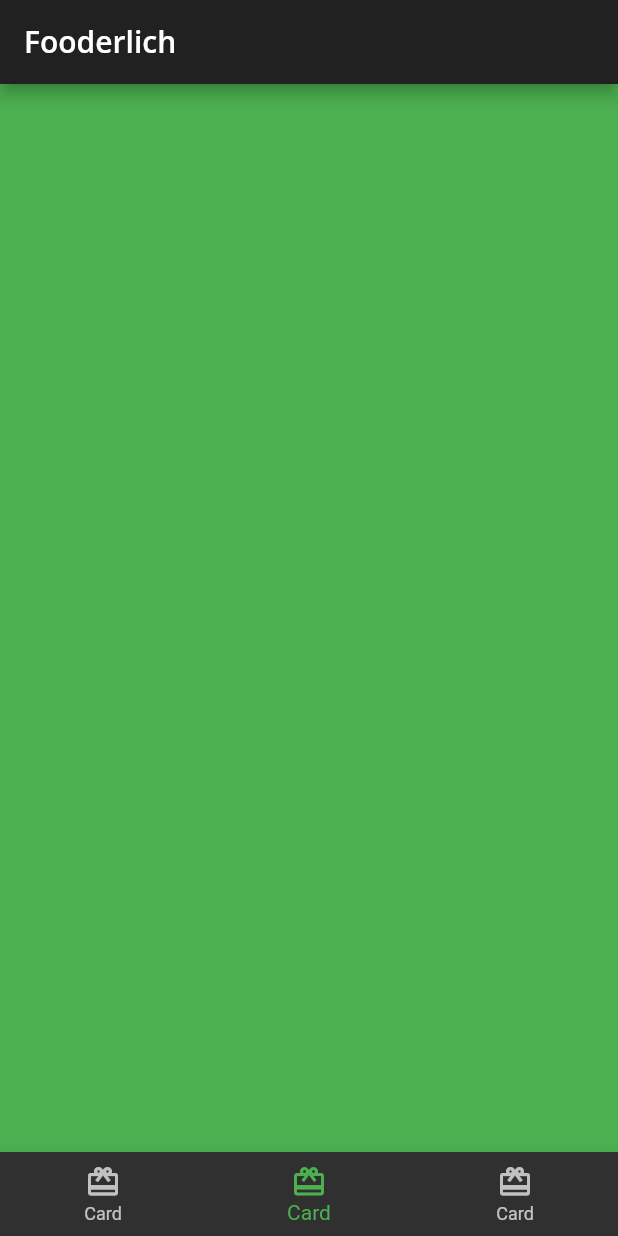
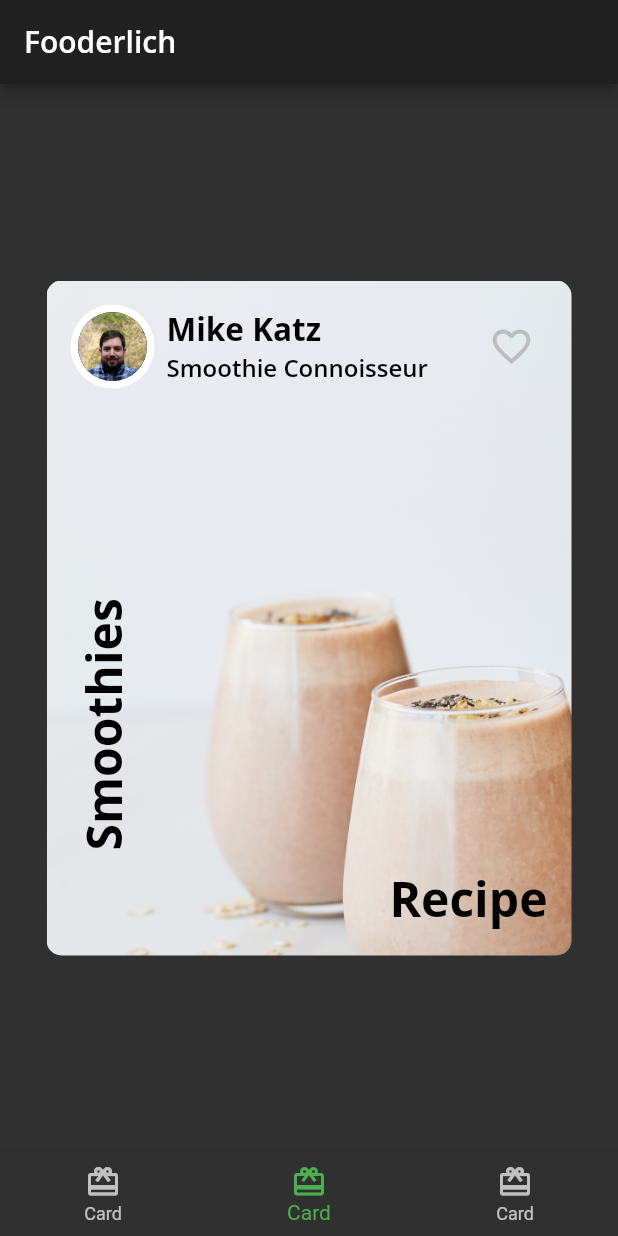
Before and after one commit to morikann/flutter-apprentice-II, a Flutter app: the screen it shows after launch, item 2 of the bottom bar chosen, on a phone screen of 412 x 824 dp. Run offline on Flutter 3.47's test engine with Material 2 defaults, Android fonts, the phone set to English and light mode, and no system bars; our stand-ins replace google_fonts.

Commit message:
Creating Card2

```diff
--- /dev/null
+++ b/lib/author_card.dart
@@ -0,0 +1,59 @@
+import 'package:flutter/material.dart';
+import 'fooderlich_theme.dart';
+import 'circle_image.dart';
+
+class AuthorCard extends StatelessWidget {
+  final String authorName;
+  final String title;
+  final ImageProvider? imageProvider;
+
+  const AuthorCard({
+    Key? key,
+    required this.authorName,
+    required this.title,
+    this.imageProvider,
+  }) : super(key: key);
+
+  @override
+  Widget build(BuildContext context) {
+    return Container(
+      padding: const EdgeInsets.all(16),
+      child: Row(
+        mainAxisAlignment: MainAxisAlignment.spaceBetween,
+        children: [
+          Row(
+            children: [
+              CircleImage(
+                imageProvider: imageProvider,
+                imageRadius: 28,
+              ),
+              const SizedBox(width: 8),
+              Column(
+                crossAxisAlignment: CrossAxisAlignment.start,
+                children: [
+                  Text(
+                    authorName,
+                    style: FooderlichTheme.lightTextTheme.headline2,
+                  ),
+                  Text(
+                    title,
+                    style: FooderlichTheme.lightTextTheme.headline3,
+                  ),
+                ],
+              ),
+            ],
+          ),
+          IconButton(
+            icon: const Icon(Icons.favorite_border),
+            iconSize: 30,
+            color: Colors.grey[400],
+            onPressed: () {
+              const snackBar = SnackBar(content: Text('Favorite Pressed'));
+              ScaffoldMessenger.of(context).showSnackBar(snackBar);
+            },
+          ),
+        ],
+      ),
+    );
+  }
+}
--- /dev/null
+++ b/lib/card2.dart
@@ -0,0 +1,62 @@
+import 'package:flutter/material.dart';
+import 'author_card.dart';
+import 'fooderlich_theme.dart';
+
+class Card2 extends StatelessWidget {
+  const Card2({Key? key}) : super(key: key);
+
+  @override
+  Widget build(BuildContext context) {
+    return Center(
+      child: Container(
+        constraints: const BoxConstraints.expand(
+          width: 350,
+          height: 450,
+        ),
+        decoration: const BoxDecoration(
+          image: DecorationImage(
+            image: AssetImage('assets/mag5.png'),
+            fit: BoxFit.cover,
+          ),
+          borderRadius: BorderRadius.all(
+            Radius.circular(10.0),
+          ),
+        ),
+        child: Column(
+          children: [
+            const AuthorCard(
+              authorName: 'Mike Katz',
+              title: 'Smoothie Connoisseur',
+              imageProvider: AssetImage('assets/author_katz.jpeg'),
+            ),
+            Expanded(
+              child: Stack(
+                children: [
+                  Positioned(
+                    bottom: 16,
+                    right: 16,
+                    child: Text(
+                      'Recipe',
+                      style: FooderlichTheme.lightTextTheme.headline1,
+                    ),
+                  ),
+                  Positioned(
+                    bottom: 70,
+                    left: 16,
+                    child: RotatedBox(
+                      quarterTurns: 3,
+                      child: Text(
+                        'Smoothies',
+                        style: FooderlichTheme.lightTextTheme.headline1,
+                      ),
+                    ),
+                  ),
+                ],
+              ),
+            ),
+          ],
+        ),
+      ),
+    );
+  }
+}
--- /dev/null
+++ b/lib/circle_image.dart
@@ -0,0 +1,21 @@
+import 'package:flutter/material.dart';
+
+class CircleImage extends StatelessWidget {
+  const CircleImage({Key? key, this.imageProvider, this.imageRadius = 20})
+      : super(key: key);
+
+  final double imageRadius;
+  final ImageProvider? imageProvider;
+
+  @override
+  Widget build(BuildContext context) {
+    return CircleAvatar(
+      backgroundColor: Colors.white,
+      radius: imageRadius,
+      child: CircleAvatar(
+        radius: imageRadius - 5,
+        backgroundImage: imageProvider,
+      ),
+    );
+  }
+}
--- a/lib/home.dart
+++ b/lib/home.dart
@@ -1,5 +1,6 @@
 import 'package:flutter/material.dart';
 import 'card1.dart';
+import 'card2.dart';
 
 class Home extends StatefulWidget {
   const Home({Key? key}) : super(key: key);
@@ -13,7 +14,7 @@ class _HomeState extends State<Home> {
 
   static List<Widget> pages = [
     const Card1(),
-    Container(color: Colors.green),
+    const Card2(),
     Container(color: Colors.blue),
   ];
 
```
